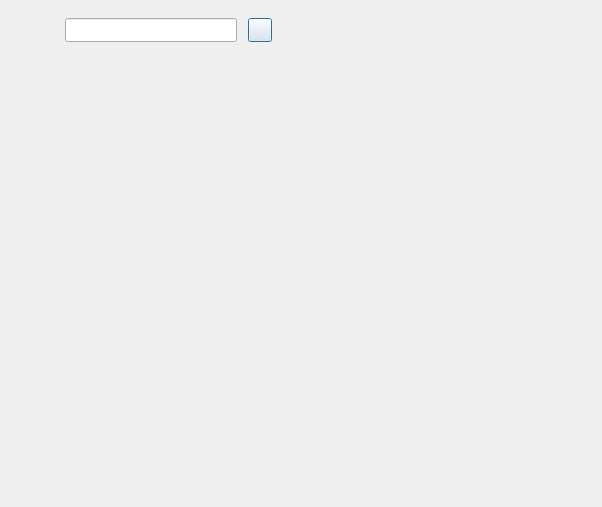
xiegd/chat, file client/llfcchat/chatdialog.ui: the form before one commit.
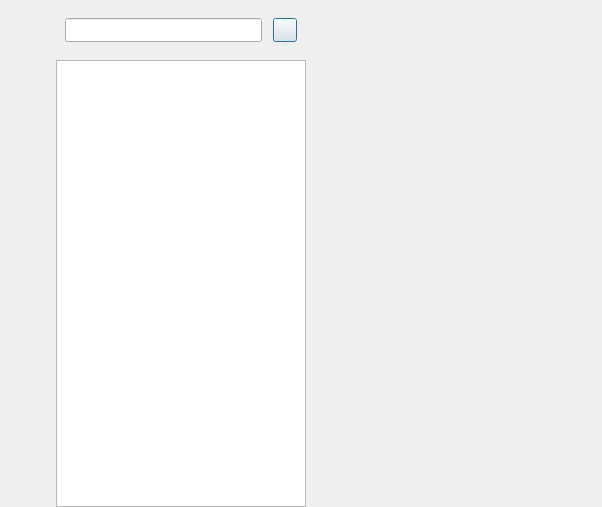
The form after the commit. Custom widgets are drawn as their Qt base class.

What changed in the file:
```diff
--- a/client/llfcchat/chatdialog.ui
+++ b/client/llfcchat/chatdialog.ui
@@ -52,7 +52,7 @@
     </widget>
    </item>
    <item>
-    <widget class="QWidget" name="chat_user_list" native="true">
+    <widget class="QWidget" name="chat_user_wid" native="true">
      <property name="sizePolicy">
       <sizepolicy hsizetype="Preferred" vsizetype="Expanding">
        <horstretch>0</horstretch>
@@ -61,13 +61,13 @@
      </property>
      <property name="minimumSize">
       <size>
-       <width>225</width>
+       <width>250</width>
        <height>0</height>
       </size>
      </property>
      <property name="maximumSize">
       <size>
-       <width>225</width>
+       <width>250</width>
        <height>16777215</height>
       </size>
      </property>
@@ -172,7 +172,20 @@
        </widget>
       </item>
       <item>
-       <widget class="QWidget" name="chat_user_wid" native="true"/>
+       <widget class="ChatUserList" name="chat_user_list">
+        <property name="minimumSize">
+         <size>
+          <width>250</width>
+          <height>0</height>
+         </size>
+        </property>
+        <property name="maximumSize">
+         <size>
+          <width>250</width>
+          <height>16777215</height>
+         </size>
+        </property>
+       </widget>
       </item>
      </layout>
     </widget>
@@ -188,6 +201,11 @@
    <extends>QPushButton</extends>
    <header>clickedbtn.h</header>
   </customwidget>
+  <customwidget>
+   <class>ChatUserList</class>
+   <extends>QListWidget</extends>
+   <header>chatuserlist.h</header>
+  </customwidget>
  </customwidgets>
  <resources/>
  <connections/>
```
